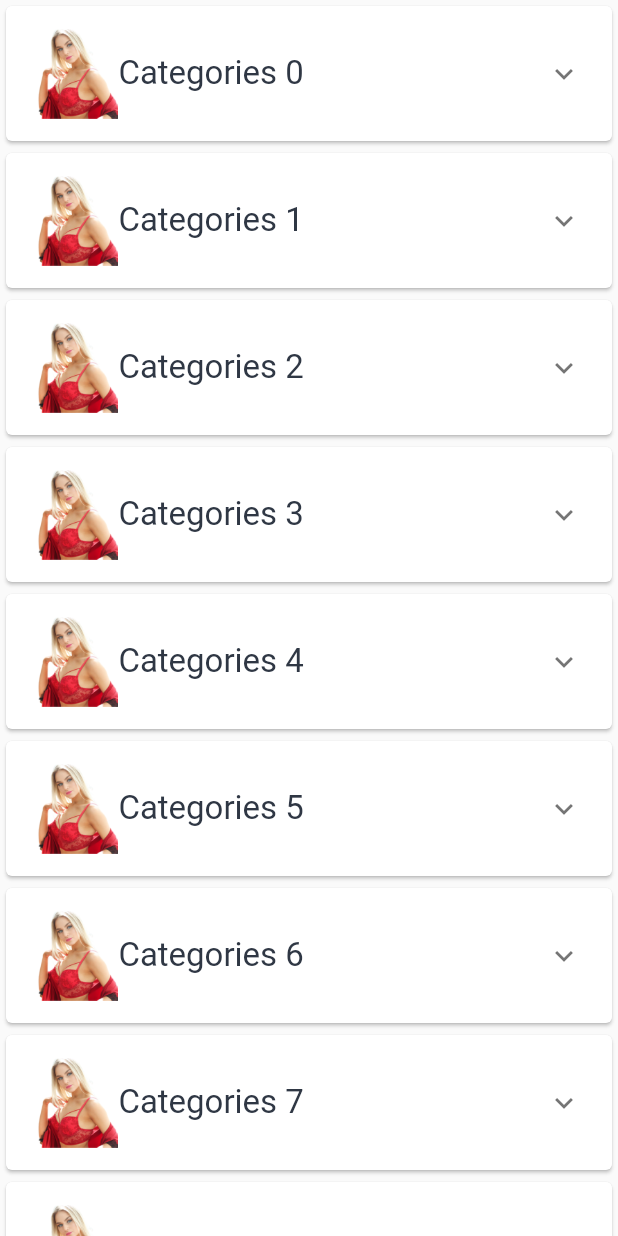
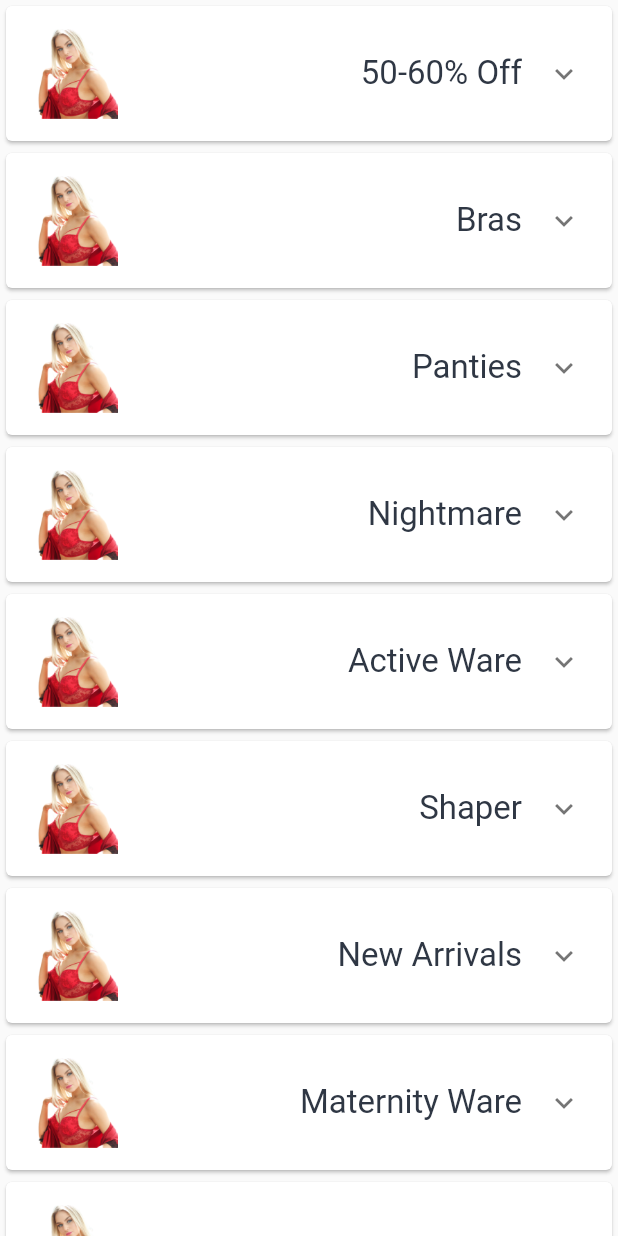
Before and after one commit to Sudipta3rare/bare_design, a Flutter app: the CategoriesPage widget shown alone on an empty page, opened directly, on a phone screen of 412 x 824 dp. Run offline on Flutter 3.47's test engine with Material 2 defaults, Android fonts, the phone set to English and light mode, and no system bars; our stand-ins replace carousel_slider, device_info_plus, dio, email_validator, flutter_rating_bar, get and 4 more; missing offline and left inert: bottom_bar_matu; accounts and stored records are empty.

```diff
--- /dev/null
+++ b/lib/controllers/category_controller.dart
@@ -0,0 +1,19 @@
+import 'package:get/get.dart';
+
+class CategoryController extends GetxController{
+  static CategoryController to = Get.find();
+
+  List<String> categoryList = ["50-60% Off",
+  "Bras",
+  "Panties",
+  "Nightmare",
+  "Active Ware",
+  "Shaper",
+  "New Arrivals",
+  "Maternity Ware",
+  "Swim n Resort",
+  "Gift Sets",
+  "Brands",
+  "Offers",
+  ];
+}
--- a/lib/main.dart
+++ b/lib/main.dart
@@ -1,5 +1,6 @@
 import 'package:bare_design/controllers/account_controller.dart';
 import 'package:bare_design/controllers/cart_controller.dart';
+import 'package:bare_design/controllers/category_controller.dart';
 import 'package:bare_design/controllers/single_product_controller.dart';
 import 'package:bare_design/controllers/wishlist_controller.dart';
 import 'package:flutter/material.dart';
@@ -19,6 +20,7 @@ void _initController(){
   Get.lazyPut<ProductListController>(() => ProductListController(),fenix: true);
   Get.lazyPut<SingleProductController>(() => SingleProductController(),fenix: true);
   Get.put<CartController>(CartController());
+  Get.put<CategoryController>(CategoryController());
   Get.put<WishlistController>(WishlistController());
   Get.put<AccountController>(AccountController(),);
   // Get.lazyPut<AuthController>(() => AuthController(), fenix: true);
--- a/lib/models/categories_model.dart
+++ b/lib/models/categories_model.dart
@@ -1,3 +1,6 @@
 class Category {
+  String categoryName;
+    String categoryLogo;
 
+    Category({this.categoryName='' , this.categoryLogo=''});
 }
--- a/lib/views/ui/home_module/pages/categories_page.dart
+++ b/lib/views/ui/home_module/pages/categories_page.dart
@@ -1,3 +1,4 @@
+import 'package:bare_design/controllers/category_controller.dart';
 import 'package:bare_design/utils/dimens.dart';
 import 'package:flutter/material.dart';
 import 'package:get/get.dart';
@@ -9,14 +10,17 @@ class CategoriesPage extends StatelessWidget {
 
   @override
   Widget build(BuildContext context) {
+    return GetBuilder<CategoryController>(
+      builder: (ctrl) {
         return SingleChildScrollView(
           child: Column(
-        children: List.generate(20, (index) => Card(
+            children: List.generate(ctrl.categoryList.length, (index) => Card(
               color: AppColors.primaryColor,
               child: ExpansionTile(title: Row(
+                mainAxisAlignment: MainAxisAlignment.spaceBetween,
                 children: [
                   Image.asset("assets/ls1bgr.png", height: 60,scale: 2,),
-              Text("Categories $index",style: Styles().sH1TextStyle(), ),
+                  Text(ctrl.categoryList[index],style: Styles().sH1TextStyle(), ),
                 ],
               ),
                 // leading:
@@ -52,4 +56,6 @@ class CategoriesPage extends StatelessWidget {
           ),
         );
       }
+    );
   }
+}
```
Also changed, not shown: lib/views/ui/home_module/dashboard_page.dart (+75 -43 lines). Lines whose indentation alone changed are shown as unchanged.
